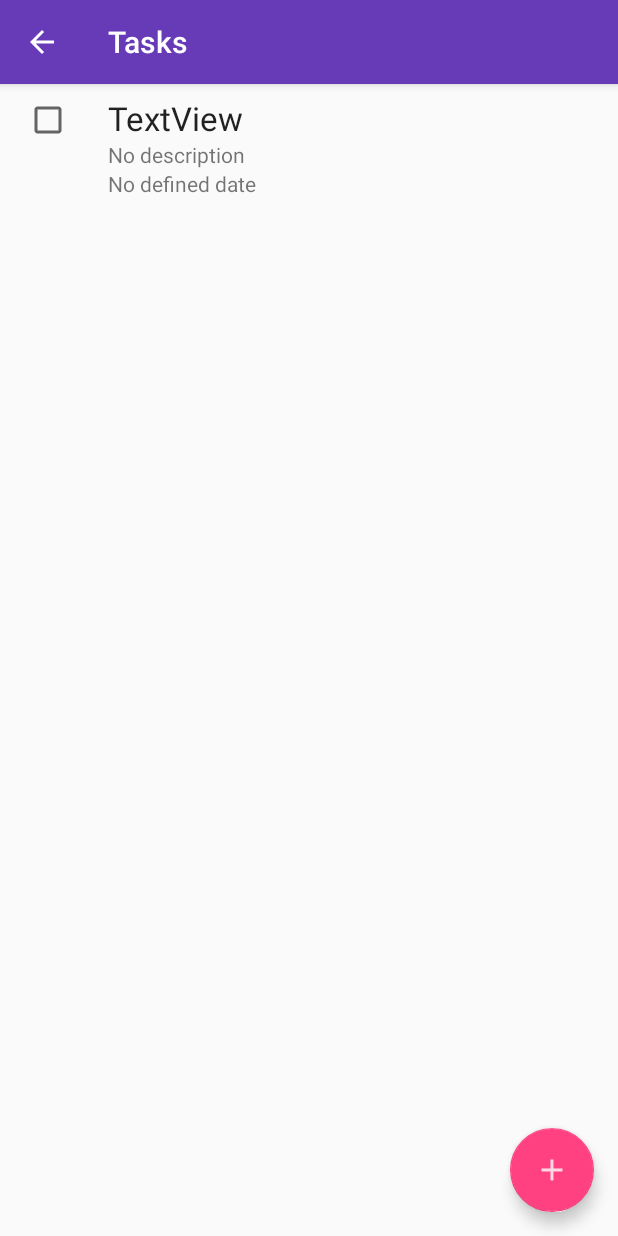
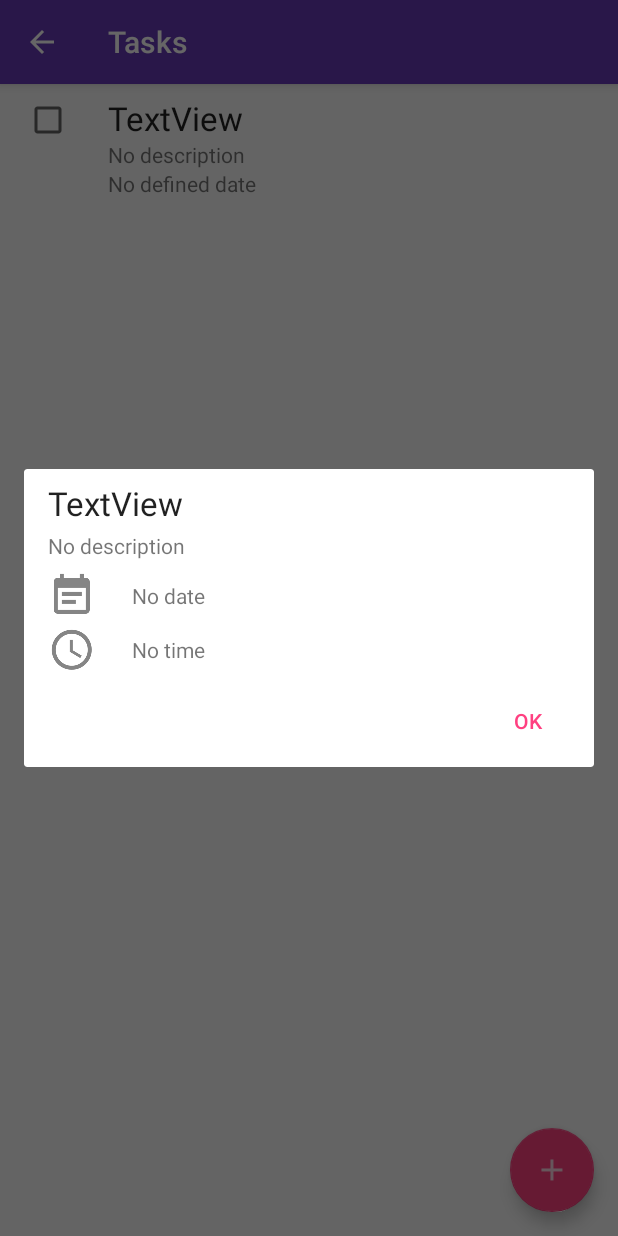
Before and after one commit to eduardossampaio/tarefas, an Android app: the ListSubtasksActivity screen opened directly, with no data from a screen before it, after a tap on "TextView", on a phone screen of 412 x 824 dp. Run offline under Robolectric (Android 15) with nearby library versions, the phone set to English and light mode, and no system bars; libraries missing offline, so code that uses them is left out: com.codetroopers.betterpickers; 14 statements that could not run were skipped.

Commit message:
descrição das subtarefas ao clicar

```diff
--- a/tarefas2/app/src/main/java/com/apps/esampaio/tarefas/view/activity/ListSubtasksActivity.java
+++ b/tarefas2/app/src/main/java/com/apps/esampaio/tarefas/view/activity/ListSubtasksActivity.java
@@ -19,6 +19,7 @@ import com.apps.esampaio.tarefas.core.entities.Subtask;
 import com.apps.esampaio.tarefas.core.entities.Task;
 import com.apps.esampaio.tarefas.view.activity.adapter.ListSubtaskAdapter;
 import com.apps.esampaio.tarefas.view.dialogs.ConfirmationDialog;
+import com.apps.esampaio.tarefas.view.dialogs.DetailSubtaskDialog;
 import com.apps.esampaio.tarefas.view.dialogs.NewSubtaskDialog;
 import com.apps.esampaio.tarefas.view.dialogs.OptionsDialog;
 
@@ -53,6 +54,7 @@ public class ListSubtasksActivity extends AppCompatActivity {
         adapter = new ListSubtaskAdapter(item,this) {
             @Override
             public void itemClicked(RecyclerView.ViewHolder viewHolder, Subtask item) {
+                createDetailDialog(item);
             }
 
             @Override
@@ -152,7 +154,16 @@ public class ListSubtasksActivity extends AppCompatActivity {
                 editSubtask(subtask,name,description,taskDate,taskTime);
             }
         };
-        dialog.setTitle(getString(R.string.dialog_new_subtask_title_edit));
+        dialog.show();
+    }
+
+    private void createDetailDialog(final Subtask subtask) {
+        Dialog dialog = new DetailSubtaskDialog(this,subtask) {
+            @Override
+            public void onItemEntered(String name, String description,Date taskDate,Date taskTime) {
+                editSubtask(subtask,name,description,taskDate,taskTime);
+            }
+        };
         dialog.show();
     }
     private void editSubtask(Subtask subtask,String newName, String newDescription,Date newDate,Date newTime){
--- /dev/null
+++ b/tarefas2/app/src/main/java/com/apps/esampaio/tarefas/view/dialogs/DetailSubtaskDialog.java
@@ -0,0 +1,118 @@
+package com.apps.esampaio.tarefas.view.dialogs;
+
+import android.content.Context;
+import android.content.DialogInterface;
+import android.support.v4.app.FragmentManager;
+import android.support.v7.app.AlertDialog;
+import android.support.v7.app.AppCompatActivity;
+import android.support.v7.app.AppCompatDialog;
+import android.view.LayoutInflater;
+import android.view.MotionEvent;
+import android.view.View;
+import android.widget.Button;
+import android.widget.EditText;
+import android.widget.ImageView;
+import android.widget.TextView;
+
+import com.apps.esampaio.tarefas.R;
+import com.apps.esampaio.tarefas.core.entities.DateTime;
+import com.apps.esampaio.tarefas.core.entities.Subtask;
+import com.apps.esampaio.tarefas.view.listeners.GestureDetectorTouchListener;
+import com.codetroopers.betterpickers.calendardatepicker.CalendarDatePickerDialogFragment;
+import com.codetroopers.betterpickers.radialtimepicker.RadialTimePickerDialogFragment;
+
+import java.util.Calendar;
+import java.util.Date;
+
+/**
+ * Created by eduardo on 28/06/2016.
+ */
+
+public abstract class DetailSubtaskDialog extends AppCompatDialog {
+
+    private Context context;
+    private FragmentManager fragmentManager;
+
+    private TextView name;
+    private TextView description;
+    private TextView descriptionLabel;
+    private TextView dateText;
+    private TextView timeText;
+    private View layout;
+
+    private DateTime dateTime;
+    private AlertDialog.Builder builder;
+
+    public DetailSubtaskDialog(final Context context) {
+        super(context);
+        this.context = context;
+        this.fragmentManager = ((AppCompatActivity) context).getSupportFragmentManager();
+
+        layout = LayoutInflater.from(context).inflate(R.layout.dialog_detail_subtask, null);
+
+        this.name = (TextView) layout.findViewById(R.id.dialog_detail_subtask_name);
+        this.description = (TextView) layout.findViewById(R.id.dialog_detail_subtask_description);
+        this.descriptionLabel = (TextView) layout.findViewById(R.id.dialog_detail_subtask_description_label);
+
+        this.dateText = (TextView) layout.findViewById(R.id.dialog_detail_subtask_date);
+        this.timeText = (TextView) layout.findViewById(R.id.dialog_detail_subtask_time);
+
+        this.dateTime = new DateTime();
+        builder = new AlertDialog.Builder(context);
+
+        builder.setPositiveButton(context.getResources().getString(R.string.dialog_message_ok), new OnClickListener() {
+            @Override
+            public void onClick(DialogInterface dialog, int which) {
+
+                if (DetailSubtaskDialog.this.name.getText().length() > 0) {
+                    onItemEntered(name.getText().toString(), description.getText().toString(), dateTime.getDate(), dateTime.getTime());
+                    dismiss();
+                }
+            }
+        });
+        builder.setView(layout);
+    }
+
+    public DetailSubtaskDialog(Context context, Subtask subtask) {
+        this(context);
+        this.name.setText(subtask.getName());
+        if(subtask.getDescription() != null && !subtask.getDescription().isEmpty()) {
+            this.description.setText(subtask.getDescription());
+        }else{
+            this.descriptionLabel.setVisibility(View.GONE);
+        }
+        this.dateTime = new DateTime(subtask.getTaskDate(),subtask.getTaskTime());
+
+        displayDate();
+        displayTime();
+    }
+
+    public abstract void onItemEntered(String name, String description, Date taskDate, Date taskTime);
+
+    @Override
+    public void show() {
+        builder.show();
+    }
+
+    @Override
+    public void setTitle(CharSequence title) {
+        builder.setTitle(title);
+    }
+
+    private void displayDate() {
+        if (this.dateTime.dateSetted()) {
+            dateText.setText(this.dateTime.formatDate());
+        } else {
+            dateText.setText(context.getString(R.string.dialog_detail_subtasks_no_date));
+        }
+
+    }
+
+    private void displayTime() {
+        if (this.dateTime.timeSetted()) {
+            timeText.setText(this.dateTime.formatTime());
+        } else {
+            timeText.setText(context.getString(R.string.dialog_detail_subtasks_no_time));
+        }
+    }
+}
--- a/tarefas2/app/src/main/java/com/apps/esampaio/tarefas/view/dialogs/NewSubtaskDialog.java
+++ b/tarefas2/app/src/main/java/com/apps/esampaio/tarefas/view/dialogs/NewSubtaskDialog.java
@@ -116,7 +116,7 @@ public abstract class NewSubtaskDialog extends AppCompatDialog {
             }
         });
         builder.setView(layout);
-
+        builder.setCancelable(false);
         disableTime();
     }
 
--- a/tarefas2/app/src/main/java/com/apps/esampaio/tarefas/view/dialogs/NewTaskDialog.java
+++ b/tarefas2/app/src/main/java/com/apps/esampaio/tarefas/view/dialogs/NewTaskDialog.java
@@ -54,6 +54,7 @@ public abstract class NewTaskDialog extends Dialog{
             }
         });
         builder.setView(layout);
+        builder.setCancelable(false);
     }
 
     public  abstract void onItemEntered(String taskName);
--- /dev/null
+++ b/tarefas2/app/src/main/res/layout/dialog_detail_subtask.xml
@@ -0,0 +1,95 @@
+<?xml version="1.0" encoding="utf-8"?>
+
+<ScrollView xmlns:android="http://schemas.android.com/apk/res/android"
+    android:layout_width="match_parent"
+    android:layout_height="match_parent"
+    android:fillViewport="true">
+
+<RelativeLayout xmlns:android="http://schemas.android.com/apk/res/android"
+    xmlns:app="http://schemas.android.com/apk/res-auto"
+    android:orientation="vertical" android:layout_width="match_parent"
+    android:layout_height="match_parent">
+
+        <TextView
+            android:text="TextView"
+            android:layout_width="match_parent"
+            android:layout_height="wrap_content"
+            android:layout_marginLeft="16dp"
+            android:layout_marginRight="16dp"
+            android:layout_marginTop="8dp"
+            android:textAppearance="?android:attr/textAppearanceLarge"
+            android:id="@+id/dialog_detail_subtask_name" />
+
+        <ImageView
+            android:layout_width="wrap_content"
+            android:layout_height="wrap_content"
+            app:srcCompat="@drawable/ic_calendar"
+            android:layout_marginLeft="16dp"
+            android:layout_marginTop="8dp"
+            android:layout_below="@+id/dialog_detail_subtask_description"
+            android:layout_alignParentLeft="true"
+            android:id="@+id/ic_hour" />
+
+        <TextView
+            android:text="@string/dialog_detail_subtasks_no_date"
+            android:layout_width="wrap_content"
+            android:layout_height="wrap_content"
+            android:layout_below="@+id/dialog_detail_subtask_description"
+            android:layout_marginLeft="72dp"
+            android:layout_marginRight="16dp"
+            android:layout_marginTop="8dp"
+            android:gravity="center_vertical"
+            android:id="@+id/dialog_detail_subtask_date"
+            android:layout_alignBottom="@+id/ic_hour"
+            android:layout_alignParentRight="true"
+            android:layout_alignParentLeft="true" />
+
+        <ImageView
+            android:layout_width="wrap_content"
+            android:layout_height="wrap_content"
+            app:srcCompat="@drawable/ic_hour"
+            android:layout_below="@+id/ic_hour"
+            android:layout_marginLeft="16dp"
+            android:layout_marginTop="4dp"
+            android:layout_alignParentLeft="true"
+            android:id="@+id/imageView2" />
+
+        <TextView
+            android:text="@string/dialog_detail_subtasks_no_time"
+            android:layout_width="wrap_content"
+            android:layout_height="wrap_content"
+            android:id="@+id/dialog_detail_subtask_time"
+            android:layout_marginLeft="72dp"
+            android:layout_marginRight="16dp"
+            android:layout_marginTop="4dp"
+            android:gravity="center_vertical"
+            android:layout_below="@+id/ic_hour"
+            android:layout_alignBottom="@+id/imageView2"
+            android:layout_alignParentRight="true"
+            android:layout_alignParentLeft="true" />
+
+        <TextView
+            android:text="@string/dialog_new_subtask_description"
+            android:layout_width="wrap_content"
+            android:layout_height="wrap_content"
+            android:layout_marginLeft="16dp"
+            android:layout_marginTop="4dp"
+            android:layout_below="@+id/dialog_detail_subtask_name"
+            android:textAppearance="?android:attr/textAppearanceMedium"
+            android:textStyle="bold"
+            android:layout_alignParentLeft="true"
+            android:id="@+id/dialog_detail_subtask_description_label"
+            android:layout_alignParentRight="true" />
+
+    <TextView
+        android:text="@string/dialog_detail_subtasks_no_description"
+        android:layout_width="match_parent"
+        android:layout_height="wrap_content"
+        android:layout_marginTop="4dp"
+        android:layout_marginLeft="16dp"
+        android:id="@+id/dialog_detail_subtask_description"
+        android:layout_below="@+id/dialog_detail_subtask_description_label"
+        android:layout_alignParentLeft="true" />
+</RelativeLayout>
+
+    </ScrollView>
--- a/tarefas2/app/src/main/res/values/strings.xml
+++ b/tarefas2/app/src/main/res/values/strings.xml
@@ -50,6 +50,8 @@
     <!-- Task delete dialog -->
     <string name="dialog_delete_task_title">Delete the task: </string>
 
+
+
     <!-- Subtasks -->
     <string name="subtasks_updated_message_checked"> checked as completed</string>
     <string name="subtasks_updated_message_unchecked"> checked as uncompleted</string>
@@ -72,8 +74,10 @@
     <string name="title_activity_dialog_subtask">SubtaskDialogActivity</string>
 
     <!-- Detail subtasks -->
-    <string name="detail_subtasks_details_title">Details</string>
-    <string name="title_activity_add_task">AddTaskActivity</string>
+    <string name="dialog_detail_subtasks_title">Details</string>
+    <string name="dialog_detail_subtasks_no_description">No description</string>
+    <string name="dialog_detail_subtasks_no_date">No date</string>
+    <string name="dialog_detail_subtasks_no_time">No time</string>
 
     <!-- Notifications -->
     <string name="notification_tasks_title">You have tasks today</string>
```
Also changed, not shown: 1 other file.
